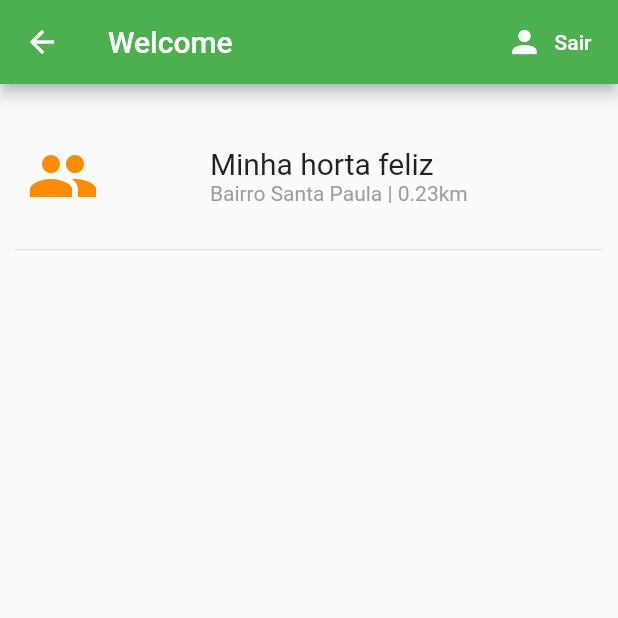
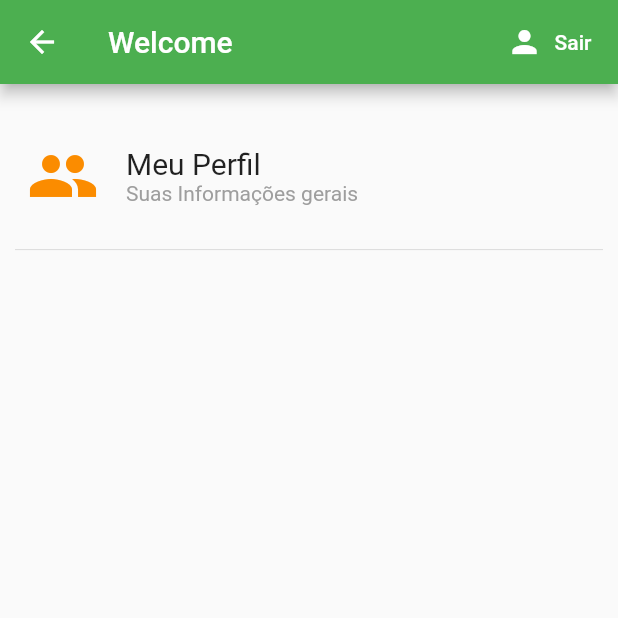
Before and after one commit to hectorguerrini/horta, a Flutter app: the HomeScreen screen opened directly, on a phone screen of 412 x 824 dp, the top half of it. Run offline on Flutter 3.47's test engine with Material 2 defaults, Android fonts, the phone set to English and light mode, and no system bars; our stand-ins replace cloud_firestore, firebase_auth; accounts and stored records are empty; generated files the repository leaves out were written again.

Commit message:
Collection perfil getdata and set register email

```diff
--- a/lib/main.dart
+++ b/lib/main.dart
@@ -1,10 +1,11 @@
 import 'package:flutter/material.dart';
 import 'package:horta/horta.dart';
 import 'package:horta/localizacacao.dart';
+import 'package:horta/screens/perfil/perfil.dart';
 import 'package:horta/screens/wrapper.dart';
 import 'package:horta/services/auth.dart';
 import 'package:provider/provider.dart';
-import 'perfil.dart';
+
 
 void main() => runApp(MyApp());
 
--- /dev/null
+++ b/lib/models/perfil.dart
@@ -0,0 +1,33 @@
+import 'package:json_annotation/json_annotation.dart';
+
+part 'perfil.g.dart';
+
+@JsonSerializable()
+
+class Perfil {
+  String nome;
+  int idade;
+  String cpf;
+  String wpp;
+  String email;
+  String nomeHorta;
+  String minhaHistoria;
+  String abertura;
+  String fechamento;
+  bool dinheiro;
+  bool cartaoDebito;
+  bool cartaoCredito;
+
+  Perfil();
+
+/// A necessary factory constructor for creating a new User instance
+  /// from a map. Pass the map to the generated `_$UserFromJson()` constructor.
+  /// The constructor is named after the source class, in this case, User.
+  factory Perfil.fromJson(Map<String, dynamic> json) => _$PerfilFromJson(json);
+
+  /// `toJson` is the convention for a class to declare support for serialization
+  /// to JSON. The implementation simply calls the private, generated
+  /// helper method `_$UserToJson`.
+  Map<String, dynamic> toJson() => _$PerfilToJson(this);
+
+}
--- a/lib/models/user.dart
+++ b/lib/models/user.dart
@@ -1,7 +1,5 @@
 class User {
+  final String uid;
 
-final String uid;
-
-User({this.uid});
-
+  User({this.uid});
 }
--- a/lib/screens/home/home.dart
+++ b/lib/screens/home/home.dart
@@ -7,9 +7,6 @@ class HomeScreen extends StatefulWidget {
 }
 
 class _HomeScreenState extends State<HomeScreen> {
-  void goLogin() {
-    Navigator.pushNamed(context, '/perfil');
-  }
 
   @override
   Widget build(BuildContext context) {
@@ -40,7 +37,9 @@ class _HomeScreenState extends State<HomeScreen> {
                 mainAxisSize: MainAxisSize.max,
                 children: <Widget>[
                   IconButton(
-                    onPressed: goLogin,
+                    onPressed: () {
+                      Navigator.pushNamed(context, '/perfil');
+                    },
                     icon: Icon(Icons.people),
                     color: Colors.orange[600],
                     iconSize: 48,
@@ -48,15 +47,15 @@ class _HomeScreenState extends State<HomeScreen> {
                   Expanded(
                     child: Container(
                       height: size.height * 0.10,
-                      alignment: Alignment.center,
+                      alignment: Alignment.centerLeft,
                       padding: EdgeInsets.all(10),
                       child: Column(
                         mainAxisSize: MainAxisSize.max,
                         crossAxisAlignment: CrossAxisAlignment.start,
                         mainAxisAlignment: MainAxisAlignment.center,
                         children: <Widget>[
-                          Text('Minha horta feliz', style: TextStyle(fontSize: 20),),
-                          Text('Bairro Santa Paula | 0.23km       ', style: TextStyle(fontSize: 14, color: Colors.grey),)
+                          Text('Meu Perfil', style: TextStyle(fontSize: 20),),
+                          Text('Suas Informações gerais', style: TextStyle(fontSize: 14, color: Colors.grey),)
                         ],
                       ),
                     ),
--- a/lib/screens/wrapper.dart
+++ b/lib/screens/wrapper.dart
@@ -9,7 +9,7 @@ class Wrapper extends StatelessWidget {
   @override
   Widget build(BuildContext context) {
     final user = Provider.of<User>(context);
-    print(user);
+
     return user == null ? Authenticate() : HomeScreen();
   }
 }
--- a/lib/services/auth.dart
+++ b/lib/services/auth.dart
@@ -1,5 +1,7 @@
 import 'package:firebase_auth/firebase_auth.dart';
+import 'package:horta/models/perfil.dart';
 import 'package:horta/models/user.dart';
+import 'package:horta/services/database.dart';
 
 class AuthService {
   final FirebaseAuth _auth = FirebaseAuth.instance;
@@ -36,6 +38,7 @@ class AuthService {
       AuthResult result = await _auth.signInWithEmailAndPassword(
           email: email, password: senha);
       FirebaseUser user = result.user;
+
       return _userFromFirebaseUser(user);
     } catch (e) {
       print(e.toString());
@@ -51,6 +54,11 @@ class AuthService {
       AuthResult result = await _auth.createUserWithEmailAndPassword(
           email: email, password: senha);
       FirebaseUser user = result.user;
+
+      Perfil perfil = new Perfil();
+      perfil.email = email;
+      await DatabaseService(uid: user.uid).updateUserPerfil(perfil);
+
       return _userFromFirebaseUser(user);
     } catch (e) {
       print(e.toString());
--- /dev/null
+++ b/lib/services/database.dart
@@ -0,0 +1,22 @@
+import 'package:cloud_firestore/cloud_firestore.dart';
+
+import 'package:horta/models/perfil.dart';
+
+class DatabaseService {
+
+  String uid;
+
+  DatabaseService({ this.uid });
+
+
+  final CollectionReference perfilCollection = Firestore.instance.collection('perfil');
+
+  Future updateUserPerfil(Perfil perfil) async {
+    Map<String, dynamic> data = perfil.toJson();
+    return await perfilCollection.document(uid).setData(data);
+  }
+
+  Future<DocumentSnapshot> getUserPerfil() async {
+    return await perfilCollection.document(uid).get();
+  }
+}
--- a/pubspec.yaml
+++ b/pubspec.yaml
@@ -22,6 +22,7 @@ dependencies:
   cloud_firestore: ^0.13.2+1
   provider: ^4.0.4
   flat_icons_flutter: ^1.0.2
+  json_annotation: ^3.0.1
   flutter:
     sdk: flutter
 
@@ -30,6 +31,8 @@ dependencies:
   cupertino_icons: ^0.1.2
 
 dev_dependencies:
+  json_serializable: ^3.2.5
+  build_runner: ^1.7.4
   flutter_test:
     sdk: flutter
 
```
Also changed, not shown: lib/screens/perfil/perfil.dart (renamed from lib/perfil.dart, +48 -30 lines), lib/models/perfil.g.dart (added), pubspec.lock.
